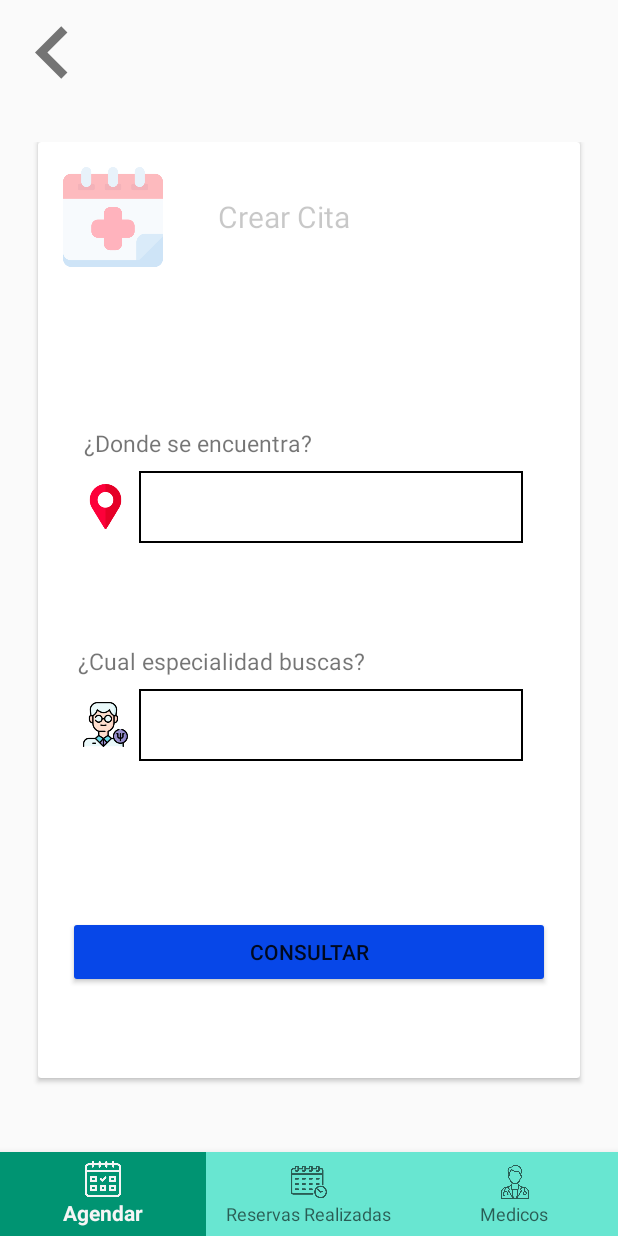
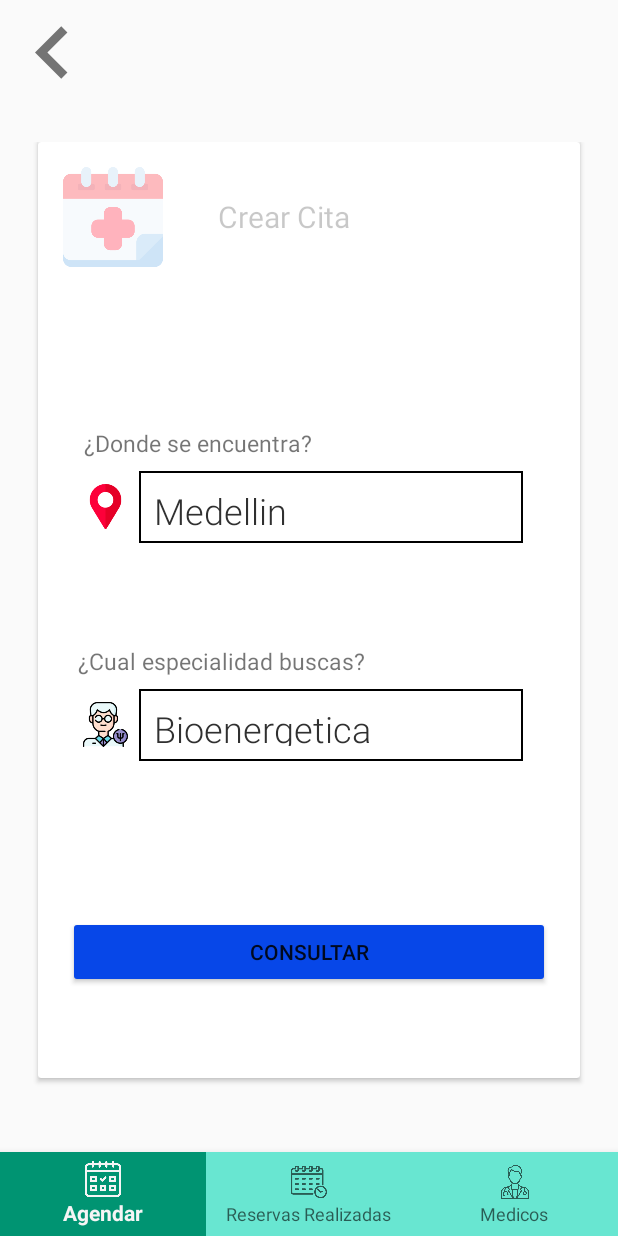
Before and after one commit to AlexanderMaya/ReservaClinica, an Android app: the fragment reservaFiltro placed in its activity, on a phone screen of 412 x 824 dp. Run offline under Robolectric (Android 15) with nearby library versions, the phone set to English and light mode, and no system bars.

Commit message:
Funcionamiendo de spiners reservaFiltro

```diff
--- a/app/src/main/java/com/straccion/reservahotel/fragmentos_agendar/reservaFiltro.java
+++ b/app/src/main/java/com/straccion/reservahotel/fragmentos_agendar/reservaFiltro.java
@@ -5,16 +5,24 @@ import android.content.Intent;
 import android.os.Bundle;
 
 
+import androidx.appcompat.widget.AppCompatSpinner;
 import androidx.fragment.app.Fragment;
 
 import android.view.LayoutInflater;
 import android.view.View;
 import android.view.ViewGroup;
+import android.widget.ArrayAdapter;
 import android.widget.Button;
 import android.widget.ImageView;
+import android.widget.Spinner;
+
 
 import com.straccion.reservahotel.Contenedor;
 import com.straccion.reservahotel.R;
+
+import java.util.ArrayList;
+import java.util.Arrays;
+import java.util.List;
 
 /**
  * A simple {@link Fragment} subclass.
@@ -24,6 +32,7 @@ import com.straccion.reservahotel.R;
 public class reservaFiltro extends Fragment {
 
     Button btnConsultar;
+    AppCompatSpinner spnCiudad, spnEspecialidad;
     ImageView imgRegresar;
     View mView;
 
@@ -65,6 +74,7 @@ public class reservaFiltro extends Fragment {
             mParam1 = getArguments().getString(ARG_PARAM1);
             mParam2 = getArguments().getString(ARG_PARAM2);
         }
+
     }
 
     @Override
@@ -74,6 +84,20 @@ public class reservaFiltro extends Fragment {
         mView = inflater.inflate(R.layout.fragment_reserva_filtro, container, false);
         btnConsultar = mView.findViewById(R.id.btnConsultar);
         imgRegresar = mView.findViewById(R.id.imgRegresar);
+        spnCiudad = mView.findViewById(R.id.spnCiudad);
+        spnEspecialidad = mView.findViewById(R.id.spnEspecialidad);
+
+
+
+        String[] opcionesCiudad = {"Medellin", "Bogota", "Cali", "Barranquilla"};
+        ArrayAdapter<String> adapter = new ArrayAdapter<>(getContext(), R.layout.spinner_item_custom, opcionesCiudad);
+        spnCiudad.setAdapter(adapter);
+
+        String[] opcionesEspcialidad = {"Bioenergetica", "Dermatologia", "Ginecologia", "Medicina Interna", "Oftalmologia", "Ortopedia y Traumatologia", "Pediatria", "Urologia"};
+        ArrayAdapter<String> adap = new ArrayAdapter<>(getContext(), R.layout.spinner_item_custom, opcionesEspcialidad);
+        spnEspecialidad.setAdapter(adap);
+
+
 
         btnConsultar.setOnClickListener(new View.OnClickListener() {
             @Override
@@ -89,7 +113,11 @@ public class reservaFiltro extends Fragment {
             }
         });
 
+
         return mView;
+
+
+
     }
 
     public void consultar(int abrirventana){
@@ -101,5 +129,4 @@ public class reservaFiltro extends Fragment {
 
 
 
-
 }
--- a/app/src/main/res/layout/fragment_filtros_medicos.xml
+++ b/app/src/main/res/layout/fragment_filtros_medicos.xml
@@ -76,6 +76,7 @@
                             android:layout_height="wrap_content">
 
                             <androidx.appcompat.widget.AppCompatSpinner
+                                android:id="@+id/mi_appcompat_spinner"
                                 android:layout_width="match_parent"
                                 android:layout_height="48dp"
                                 android:layout_marginBottom="8dp"
--- a/app/src/main/res/layout/fragment_reserva_filtro.xml
+++ b/app/src/main/res/layout/fragment_reserva_filtro.xml
@@ -1,5 +1,6 @@
 <?xml version="1.0" encoding="utf-8"?>
-<FrameLayout xmlns:android="http://schemas.android.com/apk/res/android"
+<RelativeLayout
+    xmlns:android="http://schemas.android.com/apk/res/android"
     xmlns:tools="http://schemas.android.com/tools"
     android:layout_width="match_parent"
     android:layout_height="match_parent"
@@ -101,13 +102,17 @@
                                 android:layout_height="wrap_content">
 
                                 <androidx.appcompat.widget.AppCompatSpinner
+                                    android:id="@+id/spnCiudad"
                                     android:layout_width="match_parent"
                                     android:layout_height="48dp"
                                     android:layout_marginBottom="8dp"
                                     android:layout_marginRight="8dp"
                                     android:layout_marginTop="8dp"
                                     android:layout_marginLeft="2dp"
-                                    android:background="@drawable/spinner_border" />
+                                    android:background="@drawable/spinner_border"
+                                    android:overlapAnchor="false"
+                                    android:spinnerMode="dialog"
+                                    android:prompt="@string/seleccionarCiudad"/>
                             </LinearLayout>
                         </LinearLayout>
 
@@ -135,13 +140,17 @@
                                 android:src="@drawable/icon_especialidad" />
 
                             <androidx.appcompat.widget.AppCompatSpinner
+                                android:id="@+id/spnEspecialidad"
                                 android:layout_width="match_parent"
                                 android:layout_height="48dp"
                                 android:layout_marginBottom="8dp"
                                 android:layout_marginRight="8dp"
                                 android:layout_marginTop="8dp"
                                 android:layout_marginLeft="2dp"
-                                android:background="@drawable/spinner_border" />
+                                android:background="@drawable/spinner_border"
+                                android:overlapAnchor="false"
+                                android:spinnerMode="dialog"
+                                android:prompt="@string/seleccionarEspecialidad"/>
 
                         </LinearLayout>
 
@@ -166,8 +175,4 @@
 
     </RelativeLayout>
 
-
-
-
-
-</FrameLayout>
+</RelativeLayout>
--- /dev/null
+++ b/app/src/main/res/layout/spinner_item_custom.xml
@@ -0,0 +1,9 @@
+<?xml version="1.0" encoding="utf-8"?>
+<TextView
+    android:layout_width="match_parent"
+    android:layout_height="wrap_content"
+    android:textSize="24dp"
+    android:padding="10dp"
+    android:textColor="@color/grisOscuro"
+    android:fontFamily="sans-serif-light"
+    xmlns:android="http://schemas.android.com/apk/res/android"/>
--- a/app/src/main/res/values/colors.xml
+++ b/app/src/main/res/values/colors.xml
@@ -8,5 +8,7 @@
     <color name="aguamarina2.0">#009472</color>
     <color name="grisClaro">#F1F1F1</color>
     <color name="grisClaro2.0">#EDEDED</color>
+    <color name="grisOscuro">#303030</color>
+
 
 </resources>
--- a/app/src/main/res/values/strings.xml
+++ b/app/src/main/res/values/strings.xml
@@ -2,4 +2,6 @@
     <string name="app_name">ReservaHotel</string>
     <!-- TODO: Remove or change this placeholder text -->
     <string name="hello_blank_fragment">Hello blank fragment</string>
+    <string name="seleccionarCiudad">  Eliga una ciudad  </string>
+    <string name="seleccionarEspecialidad">  Eliga una especialidad  </string>
 </resources>
```
